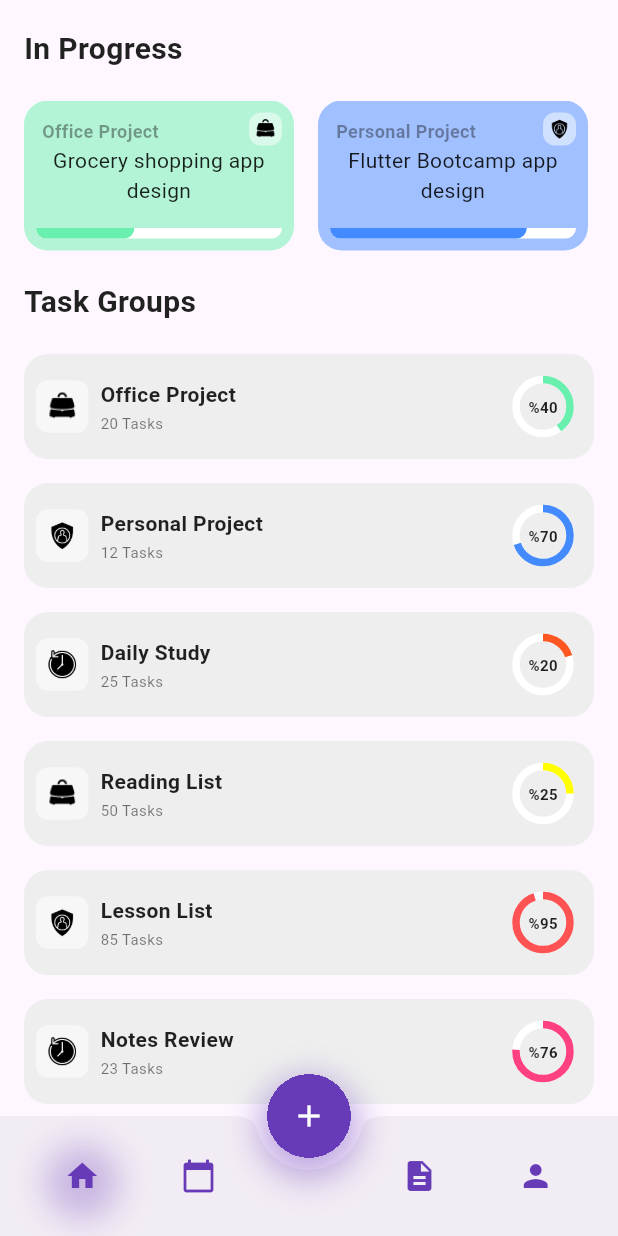
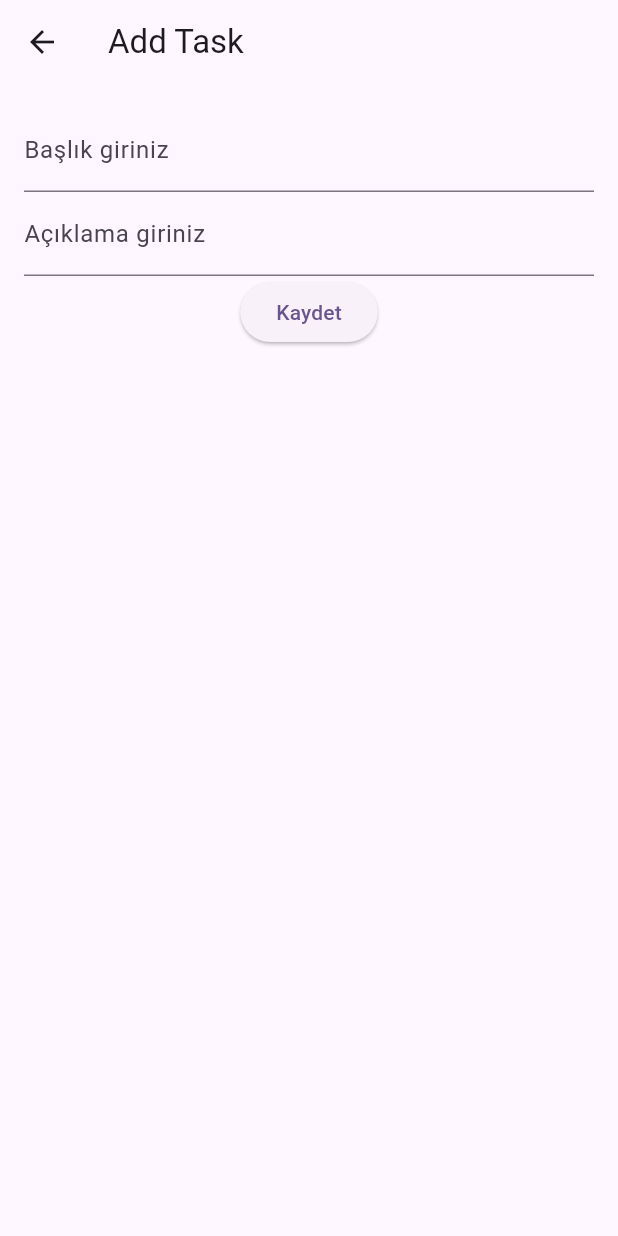
Before and after one commit to Metehan-Yenil/Flutter_Projects, a Flutter app: the Anasayfa screen opened by its route, scrolled down 218 dp, after a tap on the "add" icon, on a phone screen of 412 x 824 dp. Run offline on Flutter 3.47's test engine with Material 3 defaults, Android fonts, the light colour scheme and no system bars; our stand-ins replace flutter_bloc, shared_preferences, sqflite; accounts and stored records are empty; generated files the repository leaves out were written again; network calls fail; project files that could hold a hidden picture were left out.

Commit message:
The task addition section has been added. (not tested)

```diff
--- a/taskly_anasayfa/lib/data/entity/tasks.dart
+++ b/taskly_anasayfa/lib/data/entity/tasks.dart
@@ -1,15 +1,32 @@
 class Tasks{
-  final int id;
+  final int? id;
+  final int userId;
   final String title;
   final String description;
   final DateTime dueDate;
   final bool isCompleted;
+  final DateTime? createdAt;
+
 
   Tasks({
-    required this.id,
+    this.id,
+    required this.userId,
     required this.title,
     required this.description,
+    required this.isCompleted,
     required this.dueDate,
-    required this.isCompleted,
+    this.createdAt,
   });
+
+  factory Tasks.fromMap(Map<String, dynamic> map) {
+    return Tasks(
+      id: map['id'] as int?,
+      userId: map['user_id'] as int,
+      title: map['title'] as String,
+      description: map['description'] as String,
+      isCompleted: (map['is_completed'] as int) == 1,
+      dueDate: DateTime.parse(map['due_date'] as String),
+      createdAt: map['created_at'] != null ? DateTime.parse(map['created_at'] as String) : null,
+    );
+  }
 }
--- a/taskly_anasayfa/lib/data/entity/users.dart
+++ b/taskly_anasayfa/lib/data/entity/users.dart
@@ -1,14 +1,14 @@
 class Users{
-  final int? user_id;
+  final int user_id;
   final String username;
   final String email;
   final String password;
 
-  Users({ this.user_id,required this.username,required this.email,required this.password});
+  Users({required this.user_id,required this.username,required this.email,required this.password});
 
   factory Users.fromMap(Map<String, dynamic> map) {
     return Users(
-
+      user_id: map['user_id'] as int,
       username: map['username'] as String,
       email: map['email'] as String,
       password: map['password'] as String,
--- a/taskly_anasayfa/lib/main.dart
+++ b/taskly_anasayfa/lib/main.dart
@@ -2,6 +2,7 @@ import 'package:flutter/material.dart';
 import 'package:flutter_bloc/flutter_bloc.dart';
 import 'package:taskly_anasayfa/ui/cubit/login_cubit.dart';
 import 'package:taskly_anasayfa/ui/cubit/register_cubit.dart';
+import 'package:taskly_anasayfa/ui/cubit/tasks_cubit.dart';
 import 'package:taskly_anasayfa/ui/view/anasayfa.dart';
 import 'package:taskly_anasayfa/ui/view/calendar.dart';
 import 'package:taskly_anasayfa/ui/view/login.dart';
@@ -25,6 +26,7 @@ class MyApp extends StatelessWidget {
         BlocProvider(create: (context) => RegisterCubit()),
         BlocProvider(create: (context) => LoginCubit()),
         BlocProvider(create: (context) => SessionCubit()..restore()),
+        BlocProvider(create: (context) => TaskCubit()),
       ],
       child: MaterialApp(
         title: 'Flutter Demo',
--- /dev/null
+++ b/taskly_anasayfa/lib/ui/cubit/tasks_cubit.dart
@@ -0,0 +1,17 @@
+import 'package:taskly_anasayfa/data/entity/tasks.dart';
+import 'package:flutter_bloc/flutter_bloc.dart';
+import 'package:taskly_anasayfa/data/repository/taskly_repository.dart';
+
+class TaskCubit extends Cubit<List<Tasks>> {
+  TaskCubit() : super([]);
+  var trepo = TasklyRepository();
+  Future<void> taskEkle(Tasks task) async {
+    await trepo.taskEkle(task);
+
+  }
+
+  Future<void> taskleriYukle(int userId) async {
+    final tasks = await trepo.taskleriGetir(userId);
+    emit(tasks);
+  }
+}
--- a/taskly_anasayfa/lib/ui/view/addtask.dart
+++ b/taskly_anasayfa/lib/ui/view/addtask.dart
@@ -0,0 +1,61 @@
+import 'package:flutter/material.dart';
+import 'package:flutter_bloc/flutter_bloc.dart';
+import 'package:taskly_anasayfa/data/entity/tasks.dart';
+import 'package:taskly_anasayfa/ui/cubit/session_cubit.dart';
+import 'package:taskly_anasayfa/ui/cubit/tasks_cubit.dart';
+
+class Addtask extends StatefulWidget {
+  const Addtask({super.key});
+
+  @override
+  State<Addtask> createState() => _AddtaskState();
+}
+
+class _AddtaskState extends State<Addtask> {
+  final titleController = TextEditingController();
+  final descController = TextEditingController();
+  DateTime? dueDate;
+
+  @override
+  Widget build(BuildContext context) {
+    final sessionState= context.watch<SessionCubit>().state;
+    final user= sessionState.user;
+
+    if (user != null){
+      final username= user.username;
+      final email= user.email;
+      final password= user.password;
+      final user_id= user.user_id;
+    }
+    return  Scaffold(
+      appBar: AppBar(
+        title: Text("Add Task"),
+      ),
+      body: Padding(
+        padding: const EdgeInsets.all(16.0),
+        child: Column(
+          children: [
+            TextField(
+              controller: titleController, decoration: InputDecoration(labelText: "Başlık giriniz"),
+
+            ),
+            TextField(controller: descController, decoration: InputDecoration(labelText: "Açıklama giriniz"),),
+            ElevatedButton(
+                onPressed: () async {
+                  if (user== null) return;
+              dueDate = DateTime.now().add(Duration(days: 1)); //ör tarih
+                  final newTask = Tasks(userId: user.user_id!  ,
+                      title: titleController.text.trim(),
+                      description: descController.text.trim(),
+                      isCompleted: false,
+                      dueDate: dueDate!);
+                  context.read<TaskCubit>().taskEkle(newTask);
+                  Navigator.pop(context);
+            }, child: Text("Kaydet"), )
+          ],
+
+        ),
+      ),
+    );
+  }
+}
--- a/taskly_anasayfa/lib/ui/view/anasayfa.dart
+++ b/taskly_anasayfa/lib/ui/view/anasayfa.dart
@@ -1,16 +1,35 @@
 import 'package:flutter/material.dart';
+import 'package:flutter_bloc/flutter_bloc.dart';
+import 'package:taskly_anasayfa/ui/cubit/tasks_cubit.dart';
+import 'package:taskly_anasayfa/ui/view/addtask.dart';
 import 'package:taskly_anasayfa/ui/view/calendar.dart';
 import 'package:taskly_anasayfa/ui/view/profil.dart';
 
 class Anasayfa extends StatefulWidget {
   final String? usernameDb;
-  const Anasayfa({super.key, this.usernameDb});
+  final int? userId;
+  const Anasayfa({super.key, this.usernameDb, this.userId});
 
   @override
   State<Anasayfa> createState() => _AnasayfaState();
 }
 
 class _AnasayfaState extends State<Anasayfa> {
+  @override
+  void initState() {
+    super.initState();
+    WidgetsBinding.instance.addPostFrameCallback((_){
+      if (widget.userId != null){
+        try {
+          context.read<TaskCubit>().taskleriYukle(widget.userId!);
+        }
+        catch (_){
+
+        }
+      }
+    });
+  }
+
   @override
   Widget build(BuildContext context) {
     return Scaffold(
@@ -180,7 +199,8 @@ class _AnasayfaState extends State<Anasayfa> {
             )
 
           ),
-          Padding(padding: const EdgeInsets.symmetric(horizontal: 16,vertical: 8),
+          Padding(
+              padding: const EdgeInsets.symmetric(horizontal: 16,vertical: 8),
           child: SingleChildScrollView(
             scrollDirection: Axis.horizontal,
             child: Row(
@@ -1153,7 +1173,9 @@ class _AnasayfaState extends State<Anasayfa> {
           ]
         ),
         clipBehavior: Clip.hardEdge,
-        child: FloatingActionButton(onPressed: (){},
+        child: FloatingActionButton(onPressed: (){
+          Navigator.push(context, MaterialPageRoute(builder: (context) => const Addtask()));
+        },
           child: Icon(Icons.add,color: Colors.white,),
           backgroundColor: Colors.deepPurple,
           elevation: 0,
```
Also changed, not shown: taskly_anasayfa/lib/data/repository/taskly_repository.dart (+27 -0 lines), taskly_anasayfa/lib/ui/cubit/session_cubit.dart (+5 -2 lines).
